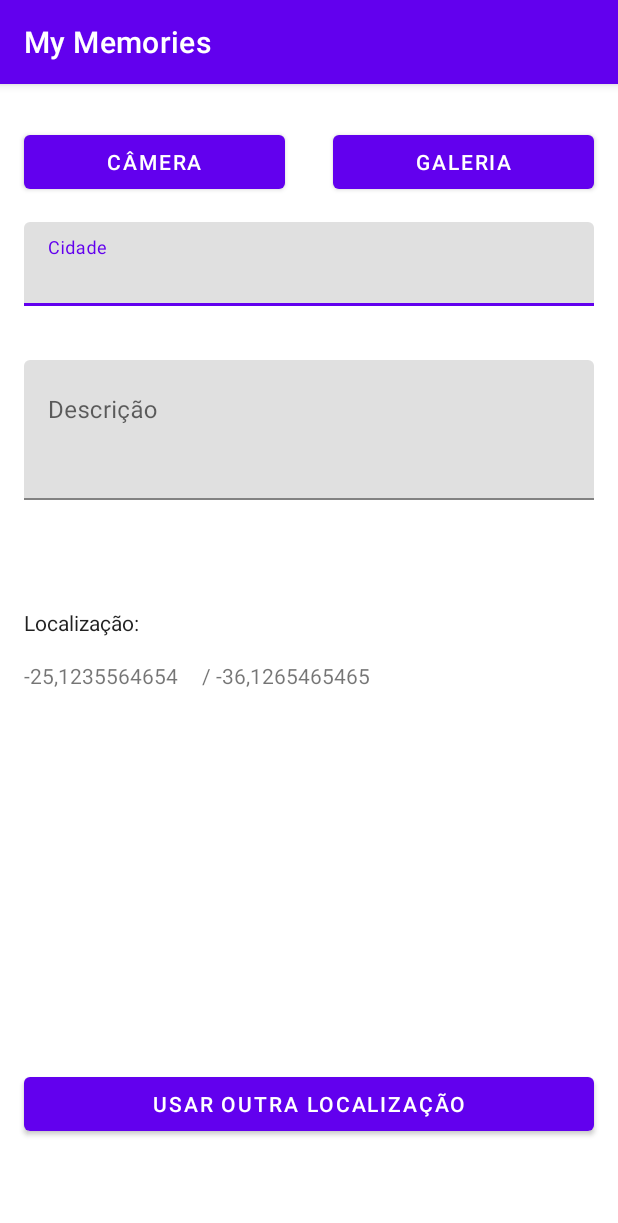
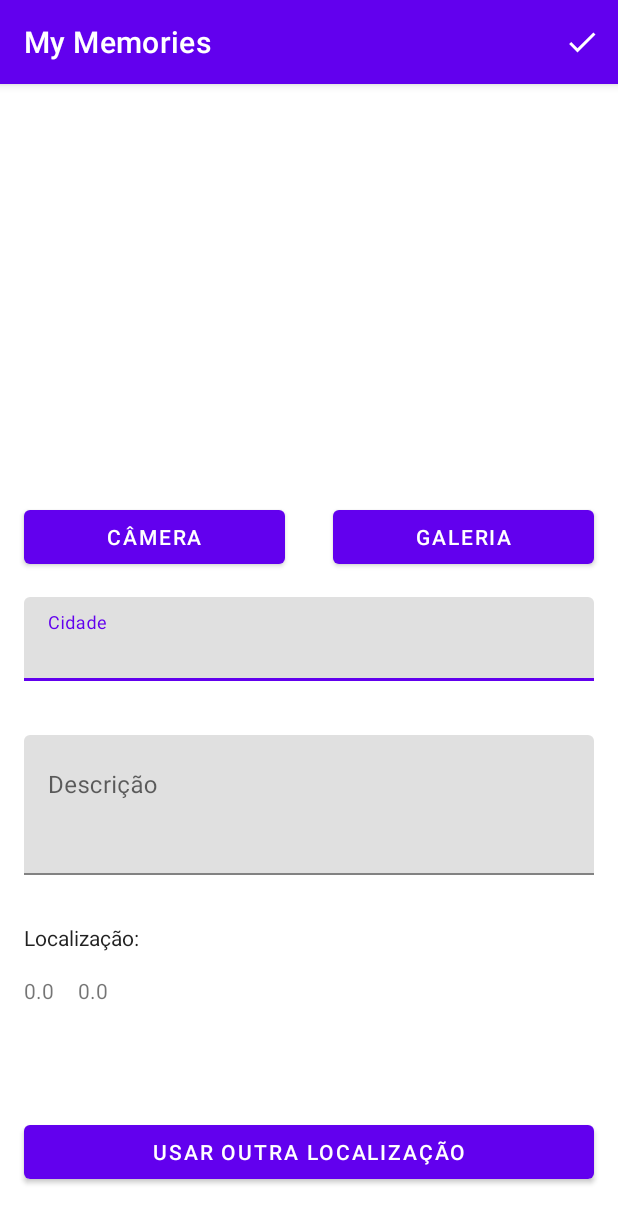
Before and after one commit to hernantk/MyApplication, an Android app: the screen it shows after launch (ActivityNewMemory), after a tap on "Add", on a phone screen of 412 x 824 dp. Shown: the top 1223 px of the screen. Run offline under Robolectric (Android 15) with nearby library versions, the phone set to English and light mode, and no system bars; our stand-ins replace Firebase (no records; nobody signed in at launch, a user with empty details on screens opened directly), navigation-ui.

Commit message:
MAPS FRAGMENT E INTENT ENTRE TELAS

```diff
--- a/app/src/main/java/br/hernan/myapplication/MainActivity.kt
+++ b/app/src/main/java/br/hernan/myapplication/MainActivity.kt
@@ -1,5 +1,7 @@
 package br.hernan.myapplication
 
+import android.content.Context
+import android.content.Intent
 import android.os.Bundle
 import android.view.Menu
 import android.view.MenuItem
@@ -37,17 +39,9 @@ class MainActivity : AppCompatActivity() {
         setupActionBarWithNavController(navController, appBarConfiguration)
         binding.navView.setupWithNavController(navController)
     }
-    override fun onOptionsItemSelected(item: MenuItem): Boolean {
-        if(item.itemId == R.id.btnAdd){
-            startActivity(ActivityNewMemory.newIntent(this))
-            return true
-        }
-        return false
-    }
 
-    override fun onCreateOptionsMenu(menu: Menu?): Boolean {
-        menuInflater.inflate(R.menu.menu_add,menu)
-        return true
+    companion object {
+        fun newIntent(context: Context) = Intent(context, MainActivity::class.java)
     }
 
 
--- a/app/src/main/java/br/hernan/myapplication/di/AppModules.kt
+++ b/app/src/main/java/br/hernan/myapplication/di/AppModules.kt
@@ -1,9 +1,11 @@
 package br.hernan.myapplication.di
 
+import android.net.Uri
 import br.hernan.myapplication.domain.repository.MemoryRepository
 import br.hernan.myapplication.ui.maps.MapsViewModel
 import br.hernan.myapplication.ui.memory.MemoryAdapter
 import br.hernan.myapplication.ui.memory.MemoryViewModel
+import br.hernan.myapplication.ui.newmemory.ViewModelNewMemory
 import com.google.android.gms.maps.GoogleMap
 import com.google.firebase.firestore.FirebaseFirestore
 import org.koin.androidx.viewmodel.dsl.viewModel
@@ -13,6 +15,7 @@ import org.koin.dsl.module
 val viewModelModule = module {
     viewModel{MemoryViewModel(get())}
     viewModel{MapsViewModel()}
+    viewModel {ViewModelNewMemory(get()) }
 }
 
 val repositoryModule = module {
--- a/app/src/main/java/br/hernan/myapplication/domain/dto/MemoryDto.kt
+++ b/app/src/main/java/br/hernan/myapplication/domain/dto/MemoryDto.kt
@@ -4,7 +4,7 @@ import java.time.LocalDate
 
 data class MemoryDto(
     val id : String,
-    val date:LocalDate,
+    val date:String,
     val city:String,
     val description:String,
     val image: String
--- a/app/src/main/java/br/hernan/myapplication/domain/dto/RegisteMemoryDto.kt
+++ b/app/src/main/java/br/hernan/myapplication/domain/dto/RegisteMemoryDto.kt
@@ -3,8 +3,10 @@ package br.hernan.myapplication.domain.dto
 import java.time.LocalDate
 
 data class RegisteMemoryDto(
-    val date: LocalDate,
+    val date: String,
     val city:String,
     val description:String,
+    val latitude:String,
+    val longitude:String,
     val image: String
 )
--- a/app/src/main/java/br/hernan/myapplication/domain/repository/MemoryRepository.kt
+++ b/app/src/main/java/br/hernan/myapplication/domain/repository/MemoryRepository.kt
@@ -14,21 +14,21 @@ class MemoryRepository(private val firestore: FirebaseFirestore) {
             .addOnSuccessListener { memorys ->
                 val result = memorys.map{ memory ->
                     MemoryDto(memory.id,
-                        LocalDate.parse(memory.getString("date")),
+                        LocalDate.parse(memory.getString("date")).toString(),
                         memory.getString("city")?:"",
                         memory.getString("description")?:"",
                         memory.getString("image")?:"")
+
                 }
                 onSuccess(result)
             }
 
     }
 
-    fun save(memory:RegisteMemoryDto,onSuccess:()-> Unit){
+    fun save(memory:RegisteMemoryDto){
 
         firestore.collection(COLLETION)
             .add(memory)
-            .addOnSuccessListener { onSuccess() }
     }
 
 
--- a/app/src/main/java/br/hernan/myapplication/ui/maps/MapsFragment.kt
+++ b/app/src/main/java/br/hernan/myapplication/ui/maps/MapsFragment.kt
@@ -1,35 +1,95 @@
 package br.hernan.myapplication.ui.maps
 
+import android.content.Intent
 import android.os.Bundle
-import android.view.LayoutInflater
-import android.view.View
-import android.view.ViewGroup
+import android.view.*
+import androidx.activity.result.contract.ActivityResultContracts
+import androidx.core.view.get
 import androidx.fragment.app.Fragment
 import br.hernan.myapplication.R
 import br.hernan.myapplication.databinding.FragmentMapsBinding
+import br.hernan.myapplication.ui.newmemory.ActivityNewMemory
 import com.google.android.gms.location.*
-import com.google.android.gms.maps.GoogleMap
-import com.google.android.gms.maps.OnMapReadyCallback
-import com.google.android.gms.maps.SupportMapFragment
+import com.google.android.gms.maps.*
 import com.google.android.gms.maps.model.LatLng
 import com.google.android.gms.maps.model.MarkerOptions
 import org.koin.androidx.viewmodel.ext.android.viewModel
 
-class MapsFragment : Fragment() {
+class MapsFragment( ) : Fragment(), OnMapReadyCallback {
 
     private val binding: FragmentMapsBinding by lazy{
         FragmentMapsBinding.inflate(layoutInflater)
     }
-    private val viewModel: MapsViewModel by viewModel()
 
+    private lateinit var mMap: GoogleMap
+
+    private var latitude: Double = 0.0
+    private var longitude: Double = 0.0
 
     override fun onCreateView(
         inflater: LayoutInflater,
         container: ViewGroup?,
         savedInstanceState: Bundle?
-    ) = binding.root
+    )= binding.root
+
+    override fun onCreate(savedInstanceState: Bundle?) {
+        super.onCreate(savedInstanceState)
+        setHasOptionsMenu(true)
+    }
+
+    override fun onCreateOptionsMenu(menu: Menu, inflater: MenuInflater) {
+        inflater.inflate(R.menu.menu_add,menu)
+    }
+
+    override fun onOptionsItemSelected(item: MenuItem): Boolean {
+        when(item.itemId){
+            R.id.btnAdd -> {
+               save(LatLng(latitude,longitude))
+                }
+                 }
+        return true }
 
 
+    override fun onViewCreated(view: View, savedInstanceState: Bundle?) {
+        super.onViewCreated(view, savedInstanceState)
+        setupMap()
+    }
+
+
+    private fun setupMap(){
+        binding.map.onCreate(null)
+        binding.map.onResume()
+        binding.map.getMapAsync(this)
+
+    }
+
+    override fun onMapReady(googleMap: GoogleMap) {
+
+        mMap = googleMap
+
+        mMap.setOnMapClickListener { location ->
+            addMarker(location.latitude,location.longitude)
+            longitude=location.longitude
+            latitude=location.latitude
+        }
+
+        addMarker(-26.078572,-53.0516805)
+
+    }
+    private fun addMarker(latitude:Double,longitude:Double){
+        mMap.clear()
+        val point = LatLng(latitude,longitude)
+        mMap.addMarker(MarkerOptions().position(point))
+    }
+
+
+    private fun save(point:LatLng){
+        val bundle = Bundle()
+        bundle.putDouble("LATITUDE",point.latitude)
+        bundle.putDouble("LONGITUDE",point.longitude)
+        val intent = Intent(requireContext(),ActivityNewMemory::class.java).putExtras(bundle)
+        startActivity(intent)
+    }
 
 
 }
--- /dev/null
+++ b/app/src/main/java/br/hernan/myapplication/ui/newmemory/ActivityNewMemory.kt
@@ -0,0 +1,121 @@
+package br.hernan.myapplication.ui.newmemory
+
+import android.content.Context
+import android.content.Intent
+import android.graphics.Bitmap
+import android.net.Uri
+import android.os.Bundle
+import android.os.Environment
+import android.util.Base64
+import android.view.Menu
+import android.view.MenuItem
+import androidx.activity.result.contract.ActivityResultContracts
+import androidx.appcompat.app.AppCompatActivity
+import androidx.core.content.FileProvider
+import androidx.core.view.drawToBitmap
+import br.hernan.myapplication.MainActivity
+import br.hernan.myapplication.R
+import br.hernan.myapplication.databinding.ActivityNewMemoryBinding
+import br.hernan.myapplication.domain.dto.RegisteMemoryDto
+import org.koin.android.ext.android.inject
+import java.io.ByteArrayOutputStream
+import java.io.File
+import java.time.LocalDate
+
+
+class ActivityNewMemory : AppCompatActivity() {
+
+    private val binding : ActivityNewMemoryBinding by lazy {
+        ActivityNewMemoryBinding.inflate(layoutInflater)
+    }
+    private val viewModel : ViewModelNewMemory by inject()
+
+    private lateinit var pictureUri: Uri
+
+
+
+    override fun onCreate(savedInstanceState: Bundle?) {
+        super.onCreate(savedInstanceState)
+        setContentView(binding.root)
+        setupEvents()
+    }
+
+    override fun onOptionsItemSelected(item: MenuItem): Boolean {
+        if(item.itemId == R.id.btnConfirm){
+            saveMemory()
+            startActivity(MainActivity.newIntent(this))
+            finish()
+            return true
+        }
+        return false
+    }
+
+
+    override fun onCreateOptionsMenu(menu: Menu?): Boolean {
+        menuInflater.inflate(R.menu.menu_confirm,menu)
+        return true
+    }
+
+
+    private fun setupEvents(){
+        binding.btnGoCamera.setOnClickListener{takePicture()}
+        binding.tvLatitude.text = getLatitude()
+        binding.tvLongitude.text = getLongitude()
+    }
+
+    private fun takePicture() {
+        createPictureFile()
+        takePictureLauncher.launch(pictureUri)
+
+    }
+
+    private fun createPictureFile() {
+        val pictureDir = getExternalFilesDir(Environment.DIRECTORY_PICTURES)
+        val pictureFile = File(pictureDir,"pic1")
+
+        this.pictureUri =
+            FileProvider.getUriForFile(this, "br.edu.unisep.myapplication.fileprovider", pictureFile)
+
+
+    }
+
+    private val takePictureLauncher = registerForActivityResult(ActivityResultContracts.TakePicture()) { pictureTaken ->
+        if (pictureTaken) {
+            binding.imgCameraNewMemory.setImageURI(this.pictureUri)
+
+        } else {
+            binding.imgCameraNewMemory.setImageURI(null)
+        }
+    }
+
+    private fun saveMemory() {
+        viewModel.save(RegisteMemoryDto(
+            LocalDate.now().toString(),
+            binding.etCity.text.toString(),
+            binding.etDescription.text.toString(),
+            binding.tvLatitude.text.toString(),
+            binding.tvLongitude.text.toString()
+            ,convertImage()))
+    }
+
+    private fun convertImage(): String {
+        val byteArrayOutputStream = ByteArrayOutputStream()
+        val image = binding.imgCameraNewMemory.drawToBitmap()
+        image.compress(Bitmap.CompressFormat.JPEG, 100, byteArrayOutputStream)
+        return Base64.encodeToString(byteArrayOutputStream.toByteArray(), Base64.DEFAULT)
+
+    }
+
+
+    private fun getLatitude():String {
+        return (intent.extras?.getDouble("LATITUDE") ?: 0.0).toString()
+    }
+    private fun getLongitude():String{
+        return (intent.extras?.getDouble("LONGITUDE") ?: 0.0).toString()
+    }
+
+    companion object {
+        fun newIntent(context: Context) = Intent(context, ActivityNewMemory::class.java)
+    }
+
+}
--- a/app/src/main/java/br/hernan/myapplication/ui/newmemory/Activity_new_memory.kt
+++ /dev/null
@@ -1,22 +0,0 @@
-package br.hernan.myapplication.ui.newmemory
-
-import android.content.Context
-import android.content.Intent
-import androidx.appcompat.app.AppCompatActivity
-import android.os.Bundle
-import br.hernan.myapplication.R
-
-class ActivityNewMemory : AppCompatActivity() {
-
-
-
-    override fun onCreate(savedInstanceState: Bundle?) {
-        super.onCreate(savedInstanceState)
-        setContentView(R.layout.activity_new_memory)
-    }
-
-
-    companion object {
-        fun newIntent(context: Context) = Intent(context, ActivityNewMemory::class.java)
-    }
-}
--- a/app/src/main/res/layout/activity_main.xml
+++ b/app/src/main/res/layout/activity_main.xml
@@ -28,9 +28,8 @@
         app:layout_constraintEnd_toEndOf="parent"
         app:layout_constraintStart_toStartOf="parent"
         app:layout_constraintTop_toTopOf="parent"
-        app:navGraph="@navigation/mobile_navigation">
-
-
+        app:navGraph="@navigation/mobile_navigation"
+        tools:ignore="FragmentTagUsage">
 
 
     </fragment>
--- a/app/src/main/res/layout/activity_new_memory.xml
+++ b/app/src/main/res/layout/activity_new_memory.xml
@@ -9,9 +9,9 @@
     <ImageView
         android:id="@+id/imgCameraNewMemory"
         android:layout_width="0dp"
-        android:layout_height="wrap_content"
+        android:layout_height="250dp"
+        android:layout_margin="16dp"
         android:scaleType="centerCrop"
-        android:layout_margin="16dp"
         app:layout_constraintEnd_toEndOf="parent"
         app:layout_constraintStart_toStartOf="parent"
         app:layout_constraintTop_toTopOf="parent"
@@ -88,7 +88,7 @@
         android:layout_width="wrap_content"
         android:layout_height="wrap_content"
         android:layout_marginStart="16dp"
-        android:layout_marginTop="72dp"
+        android:layout_marginTop="32dp"
         android:text="@string/title_local"
         android:textAppearance="@style/TextAppearance.AppCompat.Body1"
         app:layout_constraintStart_toStartOf="parent"
@@ -101,7 +101,7 @@
         android:layout_marginStart="16dp"
         android:layout_marginTop="16dp"
         android:layout_marginEnd="16dp"
-        android:text="-25,1235564654"
+        android:text="@string/title_latitude"
         app:layout_constraintEnd_toStartOf="@+id/tvLongitude"
         app:layout_constraintStart_toStartOf="parent"
         app:layout_constraintTop_toBottomOf="@+id/tvLocal" />
@@ -112,7 +112,7 @@
         android:layout_height="wrap_content"
         android:layout_marginStart="16dp"
         android:layout_marginTop="16dp"
-        android:text="/ -36,1265465465"
+        android:text="@string/title_longitude"
         app:layout_constraintStart_toEndOf="@+id/tvLatitude"
         app:layout_constraintTop_toBottomOf="@+id/tvLocal" />
 
@@ -122,7 +122,7 @@
         android:layout_height="wrap_content"
         android:layout_marginStart="16dp"
         android:layout_marginEnd="16dp"
-        android:layout_marginBottom="64dp"
+        android:layout_marginBottom="32dp"
         android:text="@string/btn_other_location"
         app:layout_constraintBottom_toBottomOf="parent"
         app:layout_constraintEnd_toEndOf="parent"
--- a/app/src/main/res/layout/fragment_maps.xml
+++ b/app/src/main/res/layout/fragment_maps.xml
@@ -1,10 +1,14 @@
 <?xml version="1.0" encoding="utf-8"?>
 <FrameLayout xmlns:android="http://schemas.android.com/apk/res/android"
-    xmlns:app="http://schemas.android.com/apk/res-auto"
     xmlns:tools="http://schemas.android.com/tools"
     android:layout_width="match_parent"
     android:layout_height="match_parent"
     tools:context=".ui.maps.MapsFragment">
 
+    <com.google.android.gms.maps.MapView
+        android:layout_width="match_parent"
+        android:layout_height="match_parent"
+        android:id="@+id/map"/>
+
 
 </FrameLayout>
--- a/app/src/main/res/values/strings.xml
+++ b/app/src/main/res/values/strings.xml
@@ -16,4 +16,6 @@
     <string name="title_description">Descrição</string>
 
     <string name="title_local">Localização:</string>
+    <string name="title_latitude">Latitude</string>
+    <string name="title_longitude">Longitude</string>
 </resources>
```
Also changed, not shown: app/src/main/AndroidManifest.xml (+12 -1 lines), app/src/main/java/br/hernan/myapplication/ui/memory/MemoryAdapter.kt (+10 -2 lines), app/src/main/java/br/hernan/myapplication/ui/memory/MemoryFragment.kt (+12 -5 lines), app/src/main/java/br/hernan/myapplication/ui/newmemory/ViewModelNewMemory.kt (added, +18 -0 lines), app/src/main/res/layout/item_memory.xml (+9 -9 lines), app/src/main/res/xml/file_paths.xml (added, +8 -0 lines).
